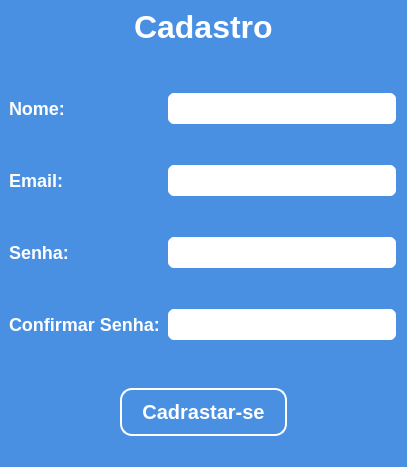
This is janela_cadastro.ui in INF112-Programacao2/20242-team-4 as Qt 5 draws it before an edit. The edited form follows.
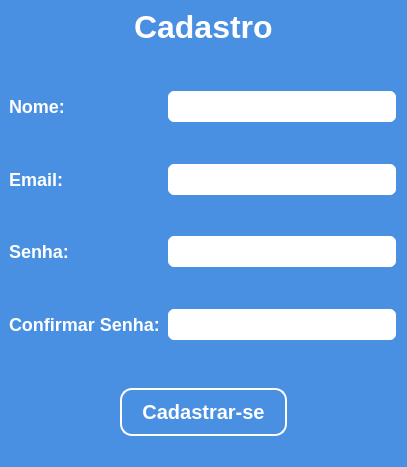
This is the edited form.

Diff of the .ui file:
```diff
--- a/janela_cadastro.ui
+++ b/janela_cadastro.ui
@@ -142,7 +142,7 @@
       <property name="sizeHint" stdset="0">
        <size>
         <width>20</width>
-        <height>40</height>
+        <height>38</height>
        </size>
       </property>
      </spacer>
@@ -284,7 +284,7 @@
          <cursorShape>PointingHandCursor</cursorShape>
         </property>
         <property name="text">
-         <string>Cadrastar-se</string>
+         <string>Cadastrar-se</string>
         </property>
        </widget>
       </item>
```
